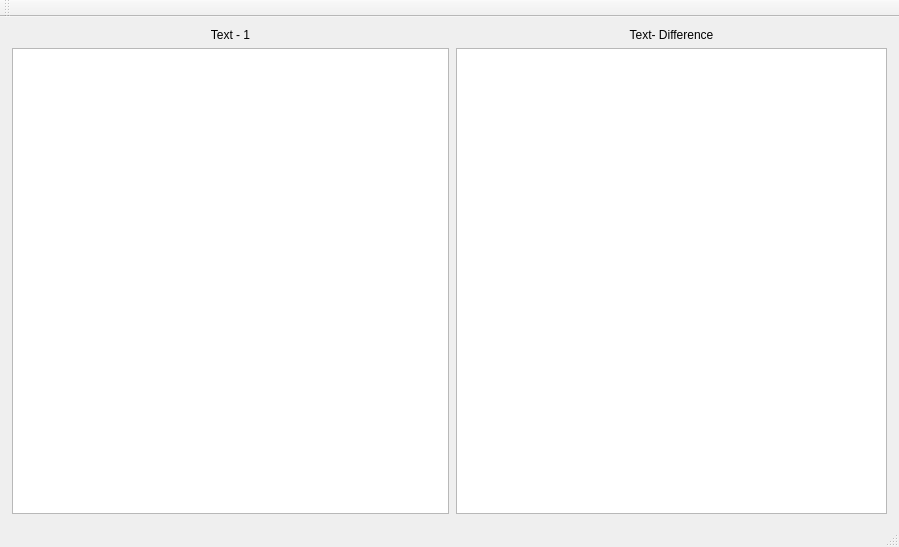
The window that FrameWorkCode/DiffView.ui (UDAAN-LEAP/leap-pe-tool) describes before a commit, drawn with Qt 5.
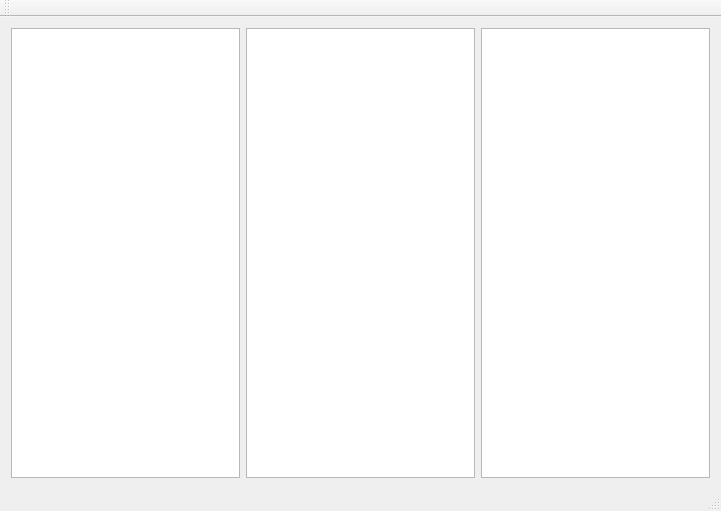
The same window after the commit.

```diff
--- a/FrameWorkCode/DiffView.ui
+++ b/FrameWorkCode/DiffView.ui
@@ -6,91 +6,23 @@
    <rect>
     <x>0</x>
     <y>0</y>
-    <width>899</width>
-    <height>547</height>
+    <width>721</width>
+    <height>511</height>
    </rect>
   </property>
-  <property name="sizePolicy">
-   <sizepolicy hsizetype="Expanding" vsizetype="Expanding">
-    <horstretch>0</horstretch>
-    <verstretch>0</verstretch>
-   </sizepolicy>
-  </property>
   <property name="windowTitle">
    <string>DiffView</string>
   </property>
   <widget class="QWidget" name="centralWidget">
    <layout class="QHBoxLayout" name="horizontalLayout">
     <item>
-     <layout class="QVBoxLayout" name="verticalLayout">
-      <item>
-       <widget class="QLabel" name="label">
-        <property name="layoutDirection">
-         <enum>Qt::LeftToRight</enum>
-        </property>
-        <property name="text">
-         <string>Text - 1</string>
-        </property>
-        <property name="alignment">
-         <set>Qt::AlignCenter</set>
-        </property>
-       </widget>
-      </item>
-      <item>
-       <widget class="QTextEdit" name="original">
-        <property name="sizePolicy">
-         <sizepolicy hsizetype="Expanding" vsizetype="Expanding">
-          <horstretch>2</horstretch>
-          <verstretch>2</verstretch>
-         </sizepolicy>
-        </property>
-        <property name="maximumSize">
-         <size>
-          <width>437</width>
-          <height>16777215</height>
-         </size>
-        </property>
-        <property name="font">
-         <font>
-          <family>Shobhika Regular</family>
-          <pointsize>16</pointsize>
-         </font>
-        </property>
-       </widget>
-      </item>
-     </layout>
+     <widget class="QGraphicsView" name="graphicsView"/>
     </item>
     <item>
-     <layout class="QVBoxLayout" name="verticalLayout_2">
-      <item>
-       <widget class="QLabel" name="label_2">
-        <property name="text">
-         <string>Text- Difference</string>
-        </property>
-        <property name="alignment">
-         <set>Qt::AlignCenter</set>
-        </property>
-       </widget>
-      </item>
-      <item>
-       <widget class="QTextEdit" name="diff">
-        <property name="maximumSize">
-         <size>
-          <width>431</width>
-          <height>16777215</height>
-         </size>
-        </property>
-        <property name="font">
-         <font>
-          <family>Shobhika Bold</family>
-          <pointsize>16</pointsize>
-          <weight>75</weight>
-          <bold>true</bold>
-         </font>
-        </property>
-       </widget>
-      </item>
-     </layout>
+     <widget class="QTextEdit" name="diff2"/>
+    </item>
+    <item>
+     <widget class="QTextEdit" name="diff3"/>
     </item>
    </layout>
   </widget>
```
Left out of the diff: 2 changed lines with no effect on the pictures.
